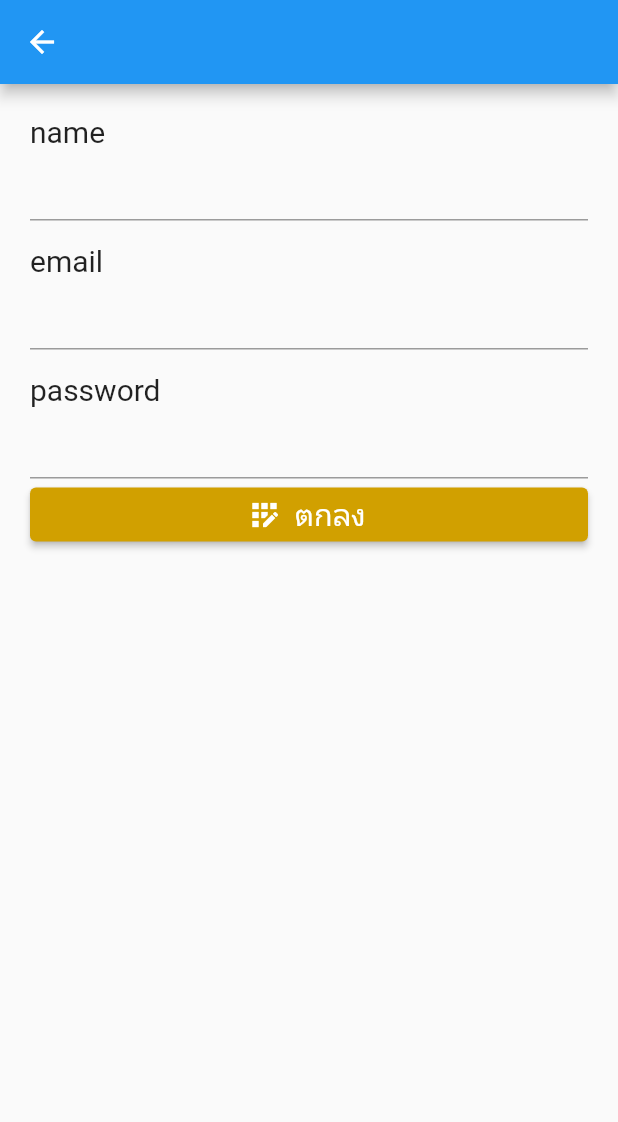
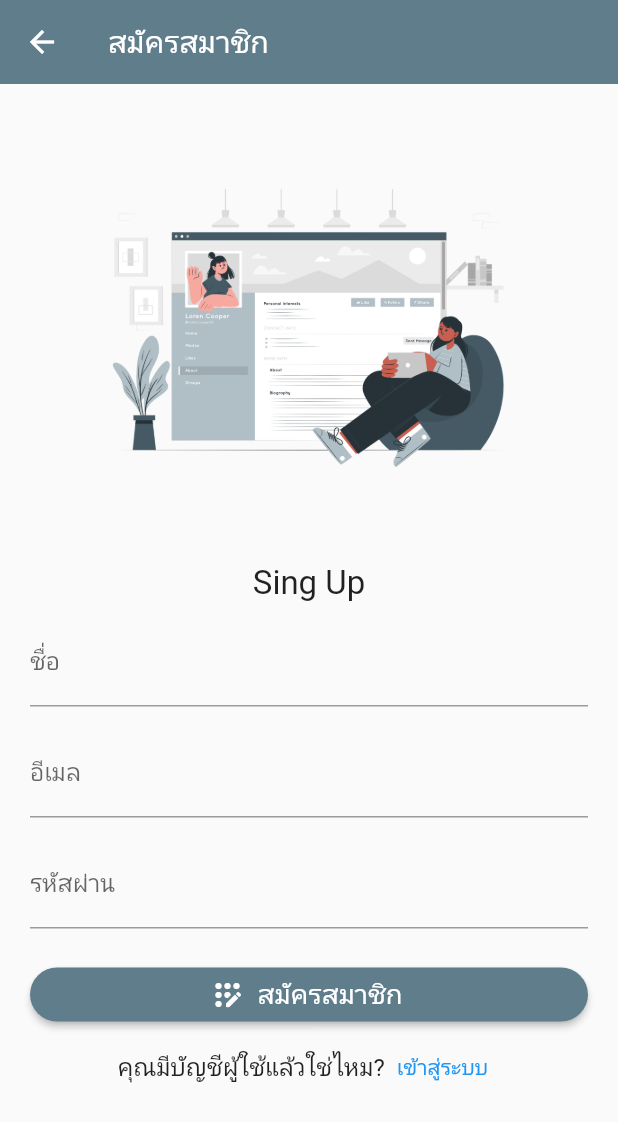
Before and after one commit to KARGOREO/ProFlutter, a Flutter app: the screen it shows after launch, after a tap on "สมัคร", on a phone screen of 412 x 824 dp. Shown: the top 1122 px of the screen. Run offline on Flutter 3.47's test engine with Material 2 defaults, Android fonts, the phone set to English and light mode, and no system bars; our stand-ins replace form_field_validator; network calls fail.

Commit message:
ตกแต่งหน้า register

```diff
--- a/lib/LoginApi.dart
+++ b/lib/LoginApi.dart
@@ -31,7 +31,7 @@ class _potScreenState extends State<potScreen> {
               crossAxisAlignment: CrossAxisAlignment.center,
               children: [
                 Image.asset(
-                  'images/1.png',
+                  'images/4.png',
                   height: 300,
                 ),
                 Text(
@@ -47,7 +47,7 @@ class _potScreenState extends State<potScreen> {
                     name = value;
                   },
                   validator: MultiValidator([
-                    RequiredValidator(errorText: 'กรุณาป้อน name'),
+                    RequiredValidator(errorText: 'กรุณาป้อนชื่อ'),
                   ]),
                   keyboardType: TextInputType.emailAddress,
                 ),
@@ -58,7 +58,7 @@ class _potScreenState extends State<potScreen> {
                     onChanged: (value) {
                       email = value;
                     },
-                    validator: RequiredValidator(errorText: 'กรุณาป้อนEmail'),
+                    validator: RequiredValidator(errorText: 'กรุณาป้อนอีเมล'),
                     decoration: InputDecoration(labelText: "อีเมล")),
                 SizedBox(
                   height: 10,
@@ -68,7 +68,7 @@ class _potScreenState extends State<potScreen> {
                       pass = value;
                     },
                     validator:
-                        RequiredValidator(errorText: 'กรุณาป้อน Password'),
+                        RequiredValidator(errorText: 'กรุณาป้อนรหัสผ่าน'),
                     decoration: InputDecoration(labelText: "รหัสผ่าน")),
                 SizedBox(
                   height: 10,
@@ -88,11 +88,11 @@ class _potScreenState extends State<potScreen> {
                               context: context,
                               builder: (BuildContext context) => AlertDialog(
                                     title: Text(''),
-                                    backgroundColor: Colors.pink[50],
+                                    backgroundColor: Colors.black,
                                     content: Text(
-                                      '  ใส่ Name ',
+                                      'กรุณาใส่ชื่อ ',
                                       style: TextStyle(
-                                          color: Colors.black, fontSize: 20),
+                                          color: Colors.white, fontSize: 20),
                                     ),
                                     actions: <Widget>[
                                       TextButton(
@@ -114,7 +114,7 @@ class _potScreenState extends State<potScreen> {
                                     title: Text(''),
                                     backgroundColor: Colors.pink[50],
                                     content: Text(
-                                      '  ใส่ email ',
+                                      '  ใส่อีเมล ',
                                       style: TextStyle(
                                           color: Colors.black, fontSize: 20),
                                     ),
@@ -138,7 +138,7 @@ class _potScreenState extends State<potScreen> {
                                     title: Text(''),
                                     backgroundColor: Colors.pink[50],
                                     content: Text(
-                                      '  ใส่ passwode ',
+                                      '  ใส่รหัสผ่าน ',
                                       style: TextStyle(
                                           color: Colors.black, fontSize: 20),
                                     ),
@@ -162,7 +162,7 @@ class _potScreenState extends State<potScreen> {
                                     title: Text(''),
                                     backgroundColor: Colors.pink[50],
                                     content: Text(
-                                      'ยังบ่ไม่สมัคร',
+                                      'ยังไม่สมัคร',
                                       style: TextStyle(
                                           color: Colors.black, fontSize: 20),
                                     ),
@@ -182,7 +182,7 @@ class _potScreenState extends State<potScreen> {
                       },
                       icon: Icon(Icons.login),
                       style: ElevatedButton.styleFrom(
-                          primary: Color.fromARGB(255, 209, 160, 0),
+                          primary: Colors.amber[600],
                           shape: new RoundedRectangleBorder(
                             borderRadius: new BorderRadius.circular(30.0),
                           )),
@@ -194,9 +194,6 @@ class _potScreenState extends State<potScreen> {
                 Center(
                   child: Row(
                     children: [
-                      // SizedBox(
-                      //   width: 10,
-                      // ),
                       Padding(
                         padding: const EdgeInsets.all(20),
                         child: SizedBox(
--- a/lib/addApi.dart
+++ b/lib/addApi.dart
@@ -9,69 +9,93 @@ class AddApi extends StatefulWidget {
 }
 
 class _AddApiState extends State<AddApi> {
-
   String name = "";
   String pass = "";
   String email = "";
   @override
   Widget build(BuildContext context) {
     return Scaffold(
-      appBar: AppBar(title: Text('')),
+      appBar: AppBar(
+        title: Text('สมัครสมาชิก'),
+        elevation: 0,
+        backgroundColor: Colors.blueGrey,
+      ),
       body: Container(
         padding: const EdgeInsets.all(20),
         child: Form(
           child: SingleChildScrollView(
             child: Column(
-              crossAxisAlignment: CrossAxisAlignment.start,
+              crossAxisAlignment: CrossAxisAlignment.center,
               children: [
+                Image.asset(
+                  'images/5.png',
+                  height: 300,
+                ),
                 Text(
-                  'name',
-                  style: TextStyle(fontSize: 20),
+                  'Sing Up',
+                  style: TextStyle(fontSize: 22),
                 ),
-
+                SizedBox(
+                  height: 10,
+                ),
                 TextFormField(
                   onChanged: (value) {
                     name = value;
                   },
-
+                  decoration: InputDecoration(labelText: "ชื่อ"),
+                  validator: RequiredValidator(errorText: 'กรุณาป้อนชื่อ'),
                 ),
                 SizedBox(
                   height: 15,
-                ),
-                Text(
-                  'email',
-                  style: TextStyle(fontSize: 20),
                 ),
                 TextFormField(
                   onChanged: (value) {
                     email = value;
                   },
-                  validator: RequiredValidator(errorText: 'กรุณาป้อนEmail'),
+                  decoration: InputDecoration(labelText: "อีเมล"),
+                  validator: RequiredValidator(errorText: 'กรุณาป้อนอีเมล'),
                 ),
                 SizedBox(
                   height: 15,
-                ),
-                Text(
-                  'password',
-                  style: TextStyle(fontSize: 20),
                 ),
                 TextFormField(
                   onChanged: (value) {
                     pass = value;
                   },
-                  validator: RequiredValidator(errorText: 'กรุณาป้อน Password'),
+                  decoration: InputDecoration(labelText: "รหัสผ่าน"),
+                  validator: RequiredValidator(errorText: 'กรุณาป้อนรหัสผ่าน'),
                 ),
+                SizedBox(height: 20),
                 SizedBox(
                   width: double.infinity,
                   child: ElevatedButton.icon(
                       onPressed: () async {},
-                      icon: Icon(Icons.app_registration_outlined),
+                      icon: Icon(Icons.app_registration_rounded),
                       style: ElevatedButton.styleFrom(
-                          primary: Color.fromARGB(255, 209, 160, 0)),
+                          primary: Colors.blueGrey,
+                          shape: new RoundedRectangleBorder(
+                            borderRadius: new BorderRadius.circular(30.0),
+                          )),
                       label: Text(
-                        'ตกลง',
-                        style: TextStyle(fontSize: 20),
+                        'สมัครสมาชิก',
+                        style: TextStyle(fontSize: 18),
                       )),
+                ),
+                Row(
+                  mainAxisAlignment: MainAxisAlignment.center,
+                  children: [
+                    Text(
+                      'คุณมีบัญชีผู้ใช้แล้วใช่ไหม?',
+                      style: TextStyle(fontSize: 16),
+                    ),
+                    TextButton(
+                      onPressed: (() {
+                        Navigator.push(context,
+                            MaterialPageRoute(builder: (context) => AddApi()));
+                      }),
+                      child: Text('เข้าสู่ระบบ'),
+                    ),
+                  ],
                 ),
               ],
             ),
```
Also changed, not shown: images/4.png (added), images/5.png (added).
